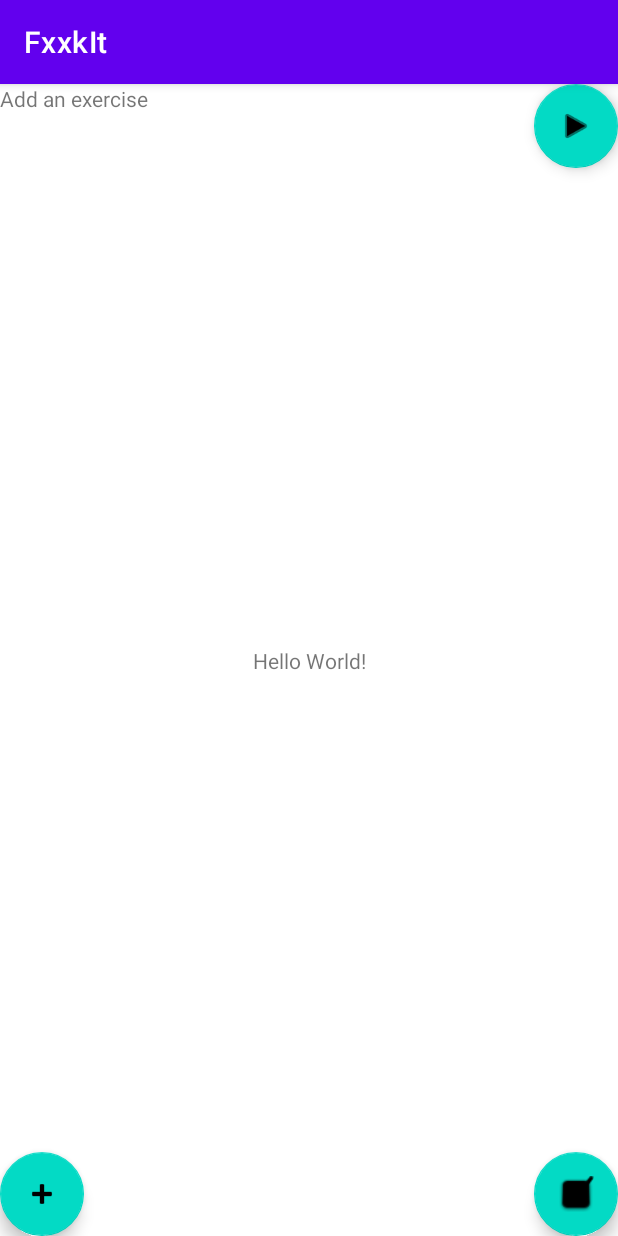
After one commit to SarahCooperDev/FxxkItExercise, an Android app: the fragment AddExerciseFragment placed in its activity, on a phone screen of 412 x 824 dp. The commit adds this screen. Run offline under Robolectric (Android 15) with nearby library versions, the phone set to English and light mode, and no system bars.

Commit message:
basic fragment nav in response to button presses

```diff
--- /dev/null
+++ b/app/src/main/java/com/example/fxxkit/AddExerciseFragment.kt
@@ -0,0 +1,46 @@
+package com.example.fxxkit
+
+import android.os.Bundle
+import androidx.fragment.app.Fragment
+import android.view.LayoutInflater
+import android.view.View
+import android.view.ViewGroup
+
+/**
+ * A simple [Fragment] subclass.
+ * Use the [AddExerciseFragment.newInstance] factory method to
+ * create an instance of this fragment.
+ */
+class AddExerciseFragment : Fragment() {
+
+
+    override fun onCreate(savedInstanceState: Bundle?) {
+        super.onCreate(savedInstanceState)
+        arguments?.let {
+        }
+    }
+
+    override fun onCreateView(
+        inflater: LayoutInflater, container: ViewGroup?,
+        savedInstanceState: Bundle?
+    ): View? {
+        // Inflate the layout for this fragment
+        return inflater.inflate(R.layout.fragment_add_exercise, container, false)
+    }
+
+    companion object {
+        /**
+         * Use this factory method to create a new instance of
+         * this fragment using the provided parameters.
+
+         * @return A new instance of fragment AddExerciseFragment.
+         */
+        // TODO: Rename and change types and number of parameters
+        @JvmStatic
+        fun newInstance() =
+            AddExerciseFragment().apply {
+                arguments = Bundle().apply {
+                }
+            }
+    }
+}
--- a/app/src/main/java/com/example/fxxkit/MainActivity.kt
+++ b/app/src/main/java/com/example/fxxkit/MainActivity.kt
@@ -2,8 +2,16 @@ package com.example.fxxkit
 
 import androidx.appcompat.app.AppCompatActivity
 import android.os.Bundle
+import com.google.android.material.floatingactionbutton.FloatingActionButton
+import com.google.android.material.snackbar.Snackbar
 
 class MainActivity : AppCompatActivity() {
+
+
+    private lateinit var showExercisesBtn : FloatingActionButton
+    private lateinit var createWorkoutBtn : FloatingActionButton
+    private lateinit var addExerciseBtn : FloatingActionButton
+
     override fun onCreate(savedInstanceState: Bundle?) {
         super.onCreate(savedInstanceState)
         setContentView(R.layout.activity_main)
@@ -13,5 +21,37 @@ class MainActivity : AppCompatActivity() {
                 .add(R.id.main_fragment_view, WorkoutFragment.newInstance(), "workout")
                 .commit()
         }
+
+        showExercisesBtn = findViewById<FloatingActionButton>(R.id.show_exercises_btn)
+        createWorkoutBtn = findViewById<FloatingActionButton>(R.id.create_workout_btn)
+        addExerciseBtn = findViewById<FloatingActionButton>(R.id.add_exercise_btn)
+
+        showExercisesBtn.setOnClickListener { view ->
+            Snackbar.make(view, "Show exercise button clicked", Snackbar.LENGTH_SHORT)
+                .setAction("Action", null).show()
+
+            supportFragmentManager.beginTransaction()
+                .replace(R.id.main_fragment_view, ExerciseListFragment.newInstance(), "exerciselist")
+                .commit()
+        }
+
+        createWorkoutBtn.setOnClickListener { view ->
+            Snackbar.make(view, "Create workout button clicked", Snackbar.LENGTH_SHORT)
+                .setAction("Action", null).show()
+
+            supportFragmentManager.beginTransaction()
+                .replace(R.id.main_fragment_view, CreateWorkoutFragment.newInstance(), "createworkout")
+                .commit()
+        }
+
+        addExerciseBtn.setOnClickListener { view ->
+            Snackbar.make(view, "Add exercise button clicked", Snackbar.LENGTH_SHORT)
+                .setAction("Action", null).show()
+
+            supportFragmentManager.beginTransaction()
+                .replace(R.id.main_fragment_view, AddExerciseFragment.newInstance(), "addexercise")
+                .commit()
+        }
+
     }
 }
--- /dev/null
+++ b/app/src/main/res/layout/fragment_add_exercise.xml
@@ -0,0 +1,14 @@
+<?xml version="1.0" encoding="utf-8"?>
+<FrameLayout xmlns:android="http://schemas.android.com/apk/res/android"
+    xmlns:tools="http://schemas.android.com/tools"
+    android:layout_width="match_parent"
+    android:layout_height="match_parent"
+    tools:context=".AddExerciseFragment">
+
+    <!-- TODO: Update blank fragment layout -->
+    <TextView
+        android:layout_width="match_parent"
+        android:layout_height="match_parent"
+        android:text="Add an exercise" />
+
+</FrameLayout>
```
Also changed, not shown: app/src/main/java/com/example/fxxkit/CreateWorkoutFragment.kt (added, +44 -0 lines), app/src/main/java/com/example/fxxkit/ExerciseListFragment.kt (added, +44 -0 lines), app/src/main/res/layout/fragment_create_workout.xml (added, +14 -0 lines), app/src/main/res/layout/fragment_exercise_list.xml (added, +15 -0 lines).
